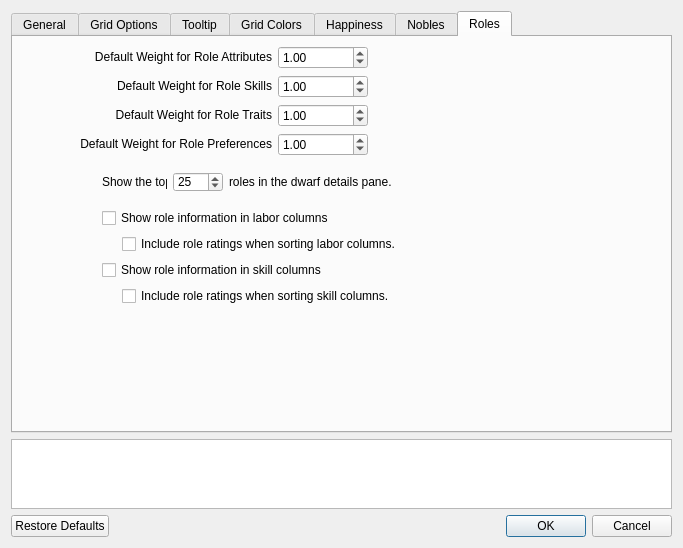
Qt form ui/optionsmenu.ui (Dwarf-Therapist/Dwarf-Therapist) before a commit.
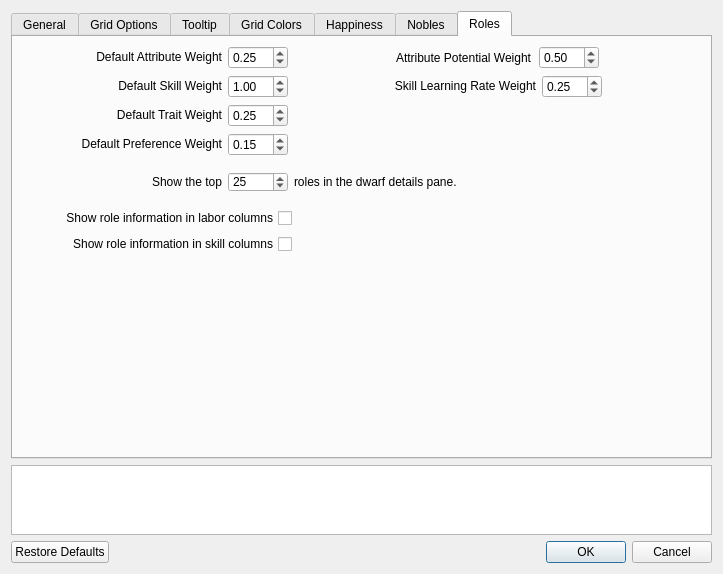
The same form after that commit. The open tabs and pages were chosen to show the change. Icons and pictures are not drawn.

Commit message: Views - added default trait view - added alternate social view with related traits which affect the skills - modified background of default social view columns to be slightly darker - added text and changed the icon of the 'add new grid view' button to make it more obvious - added tooltips to the panes when adding new sets/columns to views

```diff
--- a/ui/optionsmenu.ui
+++ b/ui/optionsmenu.ui
@@ -9,8 +9,8 @@
    <rect>
     <x>0</x>
     <y>0</y>
-    <width>683</width>
-    <height>546</height>
+    <width>723</width>
+    <height>569</height>
    </rect>
   </property>
   <property name="windowTitle">
@@ -36,7 +36,7 @@
       <enum>QTabWidget::Rounded</enum>
      </property>
      <property name="currentIndex">
-      <number>2</number>
+      <number>0</number>
      </property>
      <property name="iconSize">
       <size>
@@ -976,6 +976,19 @@
            </property>
           </widget>
          </item>
+         <item>
+          <widget class="QCheckBox" name="chk_show_thoughts">
+           <property name="toolTip">
+            <string>When checked shows the recent thoughts which affect overall happiness.</string>
+           </property>
+           <property name="statusTip">
+            <string>When checked shows the recent thoughts which affect overall happiness.</string>
+           </property>
+           <property name="text">
+            <string>Show happiness thoughts in the tooltip.</string>
+           </property>
+          </widget>
+         </item>
          <item>
           <widget class="QCheckBox" name="chk_show_noble">
            <property name="statusTip">
@@ -1389,18 +1402,18 @@
              </property>
              <property name="minimumSize">
               <size>
-               <width>250</width>
+               <width>200</width>
                <height>20</height>
               </size>
              </property>
              <property name="maximumSize">
               <size>
-               <width>250</width>
+               <width>200</width>
                <height>20</height>
               </size>
              </property>
              <property name="text">
-              <string>Default Weight for Role Attributes</string>
+              <string>Default Attribute Weight</string>
              </property>
              <property name="alignment">
               <set>Qt::AlignRight|Qt::AlignTrailing|Qt::AlignVCenter</set>
@@ -1411,13 +1424,13 @@
             <widget class="QDoubleSpinBox" name="dsb_attribute_weight">
              <property name="minimumSize">
               <size>
-               <width>90</width>
+               <width>60</width>
                <height>0</height>
               </size>
              </property>
              <property name="maximumSize">
               <size>
-               <width>90</width>
+               <width>60</width>
                <height>16777215</height>
               </size>
              </property>
@@ -1428,7 +1441,7 @@
               <double>0.250000000000000</double>
              </property>
              <property name="value">
-              <double>1.000000000000000</double>
+              <double>0.250000000000000</double>
              </property>
             </widget>
            </item>
@@ -1438,7 +1451,7 @@
               <enum>Qt::Horizontal</enum>
              </property>
              <property name="sizeType">
-              <enum>QSizePolicy::Expanding</enum>
+              <enum>QSizePolicy::MinimumExpanding</enum>
              </property>
              <property name="sizeHint" stdset="0">
               <size>
@@ -1448,6 +1461,63 @@
              </property>
             </spacer>
            </item>
+           <item>
+            <widget class="QLabel" name="lbl_role_potential_weight">
+             <property name="toolTip">
+              <string>When rating an attribute for a role, a bonus is given to the rating based on how much more it can potentially increase. A higher weight gives more importance on growth than the attribute's actual value. For example, setting this weight to 0.25 will weigh the attribute's value at 0.75, while setting this weight to 0.5 will also set the attribute's value at 0.5.</string>
+             </property>
+             <property name="statusTip">
+              <string>When rating an attribute for a role, a bonus is given to the rating based on how much more it can potentially increase. A higher weight gives more importance on growth than the attribute's actual value. For example, setting this weight to 0.25 will weigh the attribute's value at 0.75, while setting this weight to 0.5 will also set the attribute's value at 0.5.</string>
+             </property>
+             <property name="whatsThis">
+              <string>When rating an attribute for a role, a bonus is given to the rating based on how much more it can potentially increase. A higher weight gives more importance on growth than the attribute's actual value. For example, setting this weight to 0.25 will weigh the attribute's value at 0.75, while setting this weight to 0.5 will also set the attribute's value at 0.5.</string>
+             </property>
+             <property name="text">
+              <string>Attribute Potential Weight</string>
+             </property>
+            </widget>
+           </item>
+           <item>
+            <widget class="QDoubleSpinBox" name="dsb_att_potential_weight">
+             <property name="minimumSize">
+              <size>
+               <width>60</width>
+               <height>0</height>
+              </size>
+             </property>
+             <property name="toolTip">
+              <string/>
+             </property>
+             <property name="statusTip">
+              <string>When determining an attribute's rating for a role, a rating on the current value, and on the maximum potential value are calculated. A higher weight here gives more importance on the potential rating, and less on the rating of the current value. For example, 0.25 will weigh the potential rating at 25%, and the current value rating at 75%. &lt;b&gt;A weight of zero will ignore the potential rating entirely.&lt;/b&gt;</string>
+             </property>
+             <property name="whatsThis">
+              <string>When determining an attribute's rating for a role, a rating on the current value, and on the maximum potential value are calculated. A higher weight here gives more importance on the potential rating, and less on the rating of the current value. For example, 0.25 will weigh the potential rating at 25%, and the current value rating at 75%. &lt;b&gt;A weight of zero will ignore the potential rating entirely.&lt;/b&gt;</string>
+             </property>
+             <property name="maximum">
+              <double>1.000000000000000</double>
+             </property>
+             <property name="singleStep">
+              <double>0.100000000000000</double>
+             </property>
+             <property name="value">
+              <double>0.500000000000000</double>
+             </property>
+            </widget>
+           </item>
+           <item>
+            <spacer name="horizontalSpacer_4">
+             <property name="orientation">
+              <enum>Qt::Horizontal</enum>
+             </property>
+             <property name="sizeHint" stdset="0">
+              <size>
+               <width>40</width>
+               <height>20</height>
+              </size>
+             </property>
+            </spacer>
+           </item>
           </layout>
          </item>
          <item>
@@ -1462,18 +1532,18 @@
              </property>
              <property name="minimumSize">
               <size>
-               <width>250</width>
+               <width>200</width>
                <height>20</height>
               </size>
              </property>
              <property name="maximumSize">
               <size>
-               <width>250</width>
+               <width>200</width>
                <height>20</height>
               </size>
              </property>
              <property name="text">
-              <string>Default Weight for Role Skills</string>
+              <string>Default Skill Weight</string>
              </property>
              <property name="alignment">
               <set>Qt::AlignRight|Qt::AlignTrailing|Qt::AlignVCenter</set>
@@ -1484,19 +1554,22 @@
             <widget class="QDoubleSpinBox" name="dsb_skill_weight">
              <property name="minimumSize">
               <size>
-               <width>90</width>
+               <width>60</width>
                <height>0</height>
               </size>
              </property>
              <property name="maximumSize">
               <size>
-               <width>90</width>
+               <width>60</width>
                <height>16777215</height>
               </size>
              </property>
              <property name="statusTip">
               <string>This is the default role skill weight. Skill weights can be overridden in the Dwarf Therapist.ini.</string>
              </property>
+             <property name="maximum">
+              <double>99.989999999999995</double>
+             </property>
              <property name="singleStep">
               <double>0.250000000000000</double>
              </property>
@@ -1511,7 +1584,7 @@
               <enum>Qt::Horizontal</enum>
              </property>
              <property name="sizeType">
-              <enum>QSizePolicy::Expanding</enum>
+              <enum>QSizePolicy::MinimumExpanding</enum>
              </property>
              <property name="sizeHint" stdset="0">
               <size>
@@ -1521,6 +1594,84 @@
              </property>
             </spacer>
            </item>
+           <item>
+            <widget class="QLabel" name="lbl_def_skill_rate_weight">
+             <property name="sizePolicy">
+              <sizepolicy hsizetype="Expanding" vsizetype="Fixed">
+               <horstretch>0</horstretch>
+               <verstretch>0</verstretch>
+              </sizepolicy>
+             </property>
+             <property name="minimumSize">
+              <size>
+               <width>0</width>
+               <height>0</height>
+              </size>
+             </property>
+             <property name="maximumSize">
+              <size>
+               <width>16777215</width>
+               <height>16777215</height>
+              </size>
+             </property>
+             <property name="toolTip">
+              <string>This is the weight to apply to skill learning rates, relative to the skill level. A higher weight means greater importance. For example at 0.25, the skill level has a corresponding weight of 0.75. At 0.5 skill rate weight, the level and skill rate are valued equally at 0.5 each. &lt;b&gt;Set to zero to exclude skill learning rates from role ratings.&lt;/b&gt;</string>
+             </property>
+             <property name="statusTip">
+              <string>This is the weight to apply to skill learning rates, relative to the skill level. A higher weight means greater importance. For example at 0.25, the skill level has a corresponding weight of 0.75. At 0.5 skill rate weight, the level and skill rate are valued equally at 0.5 each. &lt;b&gt;Set to zero to exclude skill learning rates from role ratings.&lt;/b&gt;</string>
+             </property>
+             <property name="text">
+              <string>Skill Learning Rate Weight</string>
+             </property>
+             <property name="alignment">
+              <set>Qt::AlignRight|Qt::AlignTrailing|Qt::AlignVCenter</set>
+             </property>
+            </widget>
+           </item>
+           <item>
+            <widget class="QDoubleSpinBox" name="dsb_skill_rate_weight">
+             <property name="minimumSize">
+              <size>
+               <width>60</width>
+               <height>0</height>
+              </size>
+             </property>
+             <property name="maximumSize">
+              <size>
+               <width>60</width>
+               <height>16777215</height>
+              </size>
+             </property>
+             <property name="toolTip">
+              <string/>
+             </property>
+             <property name="statusTip">
+              <string>This is the weight to apply to skill learning rates, relative to the skill level. A higher weight means greater importance. For example at 0.25, the skill level has a corresponding weight of 0.75. At 0.5 skill rate weight, the level and skill rate are valued equally at 0.5 each. &lt;b&gt;Set to zero to ignore skill learning rates when determining role ratings.&lt;/b&gt;</string>
+             </property>
+             <property name="maximum">
+              <double>1.000000000000000</double>
+             </property>
+             <property name="singleStep">
+              <double>0.100000000000000</double>
+             </property>
+             <property name="value">
+              <double>0.250000000000000</double>
+             </property>
+            </widget>
+           </item>
+           <item>
+            <spacer name="horizontalSpacer_3">
+             <property name="orientation">
+              <enum>Qt::Horizontal</enum>
+             </property>
+             <property name="sizeHint" stdset="0">
+              <size>
+               <width>40</width>
+               <height>20</height>
+              </size>
+             </property>
+            </spacer>
+           </item>
           </layout>
          </item>
          <item>
@@ -1535,18 +1686,18 @@
              </property>
              <property name="minimumSize">
               <size>
-               <width>250</width>
+               <width>200</width>
                <height>20</height>
               </size>
              </property>
              <property name="maximumSize">
               <size>
-               <width>250</width>
+               <width>200</width>
                <height>20</height>
               </size>
              </property>
              <property name="text">
-              <string>Default Weight for Role Traits</string>
+              <string>Default Trait Weight</string>
              </property>
              <property name="alignment">
               <set>Qt::AlignRight|Qt::AlignTrailing|Qt::AlignVCenter</set>
@@ -1557,13 +1708,13 @@
             <widget class="QDoubleSpinBox" name="dsb_trait_weight">
              <property name="minimumSize">
               <size>
-               <width>90</width>
+               <width>60</width>
                <height>0</height>
               </size>
              </property>
              <property name="maximumSize">
               <size>
-               <width>90</width>
+               <width>60</width>
                <height>16777215</height>
               </size>
              </property>
@@ -1574,7 +1725,7 @@
               <double>0.250000000000000</double>
              </property>
              <property name="value">
-              <double>1.000000000000000</double>
+              <double>0.250000000000000</double>
              </property>
             </widget>
            </item>
@@ -1608,18 +1759,18 @@
              </property>
              <property name="minimumSize">
               <size>
-               <width>250</width>
+               <width>200</width>
                <height>20</height>
               </size>
              </property>
              <property name="maximumSize">
               <size>
-               <width>250</width>
+               <width>200</width>
                <height>20</height>
               </size>
              </property>
              <property name="text">
-              <string>Default Weight for Role Preferences</string>
+              <string>Default Preference Weight</string>
              </property>
              <property name="alignment">
               <set>Qt::AlignRight|Qt::AlignTrailing|Qt::AlignVCenter</set>
@@ -1630,13 +1781,13 @@
             <widget class="QDoubleSpinBox" name="dsb_pref_weight">
              <property name="minimumSize">
               <size>
-               <width>90</width>
+               <width>60</width>
                <height>0</height>
               </size>
              </property>
              <property name="maximumSize">
               <size>
-               <width>90</width>
+               <width>60</width>
                <height>16777215</height>
               </size>
              </property>
@@ -1647,7 +1798,7 @@
               <double>0.250000000000000</double>
              </property>
              <property name="value">
-              <double>1.000000000000000</double>
+              <double>0.150000000000000</double>
              </property>
             </widget>
            </item>
@@ -1670,7 +1821,7 @@
           </layout>
          </item>
          <item>
-          <spacer name="verticalSpacer">
+          <spacer name="verticalSpacer_6">
            <property name="orientation">
             <enum>Qt::Vertical</enum>
            </property>
@@ -1687,40 +1838,33 @@
          </item>
          <item>
           <layout class="QHBoxLayout" name="hLayoutRoleTooltip">
-           <item>
-            <spacer name="horizontalSpacer_11">
-             <property name="orientation">
-              <enum>Qt::Horizontal</enum>
-             </property>
-             <property name="sizeType">
-              <enum>QSizePolicy::Fixed</enum>
-             </property>
-             <property name="sizeHint" stdset="0">
-              <size>
-               <width>80</width>
-               <height>20</height>
-              </size>
-             </property>
-            </spacer>
-           </item>
            <item>
             <widget class="QLabel" name="label_7">
+             <property name="minimumSize">
+              <size>
+               <width>200</width>
+               <height>0</height>
+              </size>
+             </property>
              <property name="maximumSize">
               <size>
-               <width>65</width>
+               <width>200</width>
                <height>20</height>
               </size>
              </property>
              <property name="text">
               <string>Show the top</string>
              </property>
+             <property name="alignment">
+              <set>Qt::AlignRight|Qt::AlignTrailing|Qt::AlignVCenter</set>
+             </property>
             </widget>
            </item>
            <item>
             <widget class="QSpinBox" name="sb_roles_pane">
              <property name="maximumSize">
               <size>
-               <width>50</width>
+               <width>60</width>
                <height>20</height>
               </size>
              </property>
@@ -1800,134 +1944,92 @@
          </item>
          <item>
           <layout class="QHBoxLayout" name="horizontalLayout_12">
-           <item>
-            <spacer name="horizontalSpacer">
-             <property name="orientation">
-              <enum>Qt::Horizontal</enum>
-             </property>
-             <property name="sizeType">
-              <enum>QSizePolicy::Fixed</enum>
-             </property>
-             <property name="sizeHint" stdset="0">
-              <size>
-               <width>80</width>
-               <height>20</height>
-              </size>
-             </property>
-            </spacer>
-           </item>
            <item>
             <widget class="QCheckBox" name="chk_roles_in_labor">
+             <property name="minimumSize">
+              <size>
+               <width>270</width>
+               <height>0</height>
+              </size>
+             </property>
              <property name="toolTip">
               <string/>
              </property>
              <property name="statusTip">
               <string>Shows all roles which have the same skill as the labor uses in the labor column tooltips.</string>
              </property>
+             <property name="layoutDirection">
+              <enum>Qt::RightToLeft</enum>
+             </property>
              <property name="text">
               <string>Show role information in labor columns</string>
              </property>
             </widget>
            </item>
-          </layout>
-         </item>
-         <item>
-          <layout class="QHBoxLayout" name="horizontalLayout_16">
            <item>
-            <spacer name="horizontalSpacer_3">
+            <spacer name="horizontalSpacer">
              <property name="orientation">
               <enum>Qt::Horizontal</enum>
              </property>
              <property name="sizeType">
-              <enum>QSizePolicy::Fixed</enum>
+              <enum>QSizePolicy::Expanding</enum>
              </property>
              <property name="sizeHint" stdset="0">
               <size>
-               <width>100</width>
+               <width>250</width>
                <height>20</height>
               </size>
              </property>
             </spacer>
            </item>
-           <item>
-            <widget class="QCheckBox" name="chk_labor_sort_by_roles">
-             <property name="toolTip">
-              <string/>
-             </property>
-             <property name="statusTip">
-              <string>Sorts labor columns by 'labor enabled' and then by role ratings.</string>
-             </property>
-             <property name="text">
-              <string>Include role ratings when sorting labor columns.</string>
-             </property>
-            </widget>
-           </item>
           </layout>
          </item>
          <item>
           <layout class="QHBoxLayout" name="horizontalLayout_14">
-           <item>
-            <spacer name="horizontalSpacer_2">
-             <property name="orientation">
-              <enum>Qt::Horizontal</enum>
-             </property>
-             <property name="sizeType">
-              <enum>QSizePolicy::Fixed</enum>
-             </property>
-             <property name="sizeHint" stdset="0">
-              <size>
-               <width>80</width>
-               <height>20</height>
-              </size>
-             </property>
-            </spacer>
-           </item>
            <item>
             <widget class="QCheckBox" name="chk_roles_in_skills">
+             <property name="minimumSize">
+              <size>
+               <width>270</width>
+               <height>0</height>
+              </size>
+             </property>
+             <property name="maximumSize">
+              <size>
+               <width>16777215</width>
+               <height>16777215</height>
+              </size>
+             </property>
              <property name="toolTip">
               <string/>
              </property>
              <property name="statusTip">
               <string>Shows all roles which have the skill in the column tooltips. Examples of skill column: Axedwarf, Liar, Teacher, Fighter...</string>
              </property>
+             <property name="layoutDirection">
+              <enum>Qt::RightToLeft</enum>
+             </property>
              <property name="text">
               <string>Show role information in skill columns</string>
              </property>
             </widget>
            </item>
-          </layout>
-         </item>
-         <item>
-          <layout class="QHBoxLayout" name="horizontalLayout_18">
            <item>
-            <spacer name="horizontalSpacer_4">
+            <spacer name="horizontalSpacer_2">
              <property name="orientation">
               <enum>Qt::Horizontal</enum>
              </property>
              <property name="sizeType">
-              <enum>QSizePolicy::Fixed</enum>
+              <enum>QSizePolicy::Expanding</enum>
              </property>
              <property name="sizeHint" stdset="0">
               <size>
-               <width>100</width>
+               <width>250</width>
                <height>20</height>
               </size>
              </property>
             </spacer>
            </item>
-           <item>
-            <widget class="QCheckBox" name="chk_skills_sort_by_roles">
-             <property name="toolTip">
-              <string/>
-             </property>
-             <property name="statusTip">
-              <string>Sorts skill columns by 'has skill experience' and then by role ratings.</string>
-             </property>
-             <property name="text">
-              <string>Include role ratings when sorting skill columns.</string>
-             </property>
-            </widget>
-           </item>
           </layout>
          </item>
          <item>
```
Left out of the diff: 8 changed lines with no effect on the pictures. The commit also changes 159 other files.
